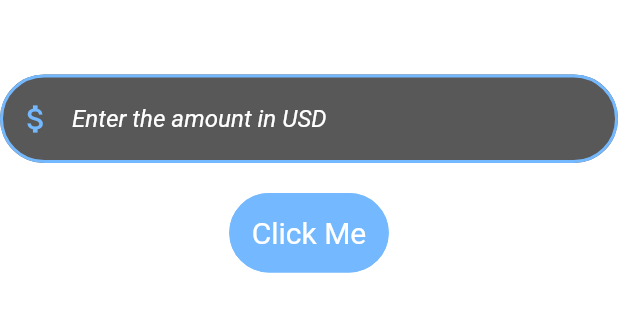
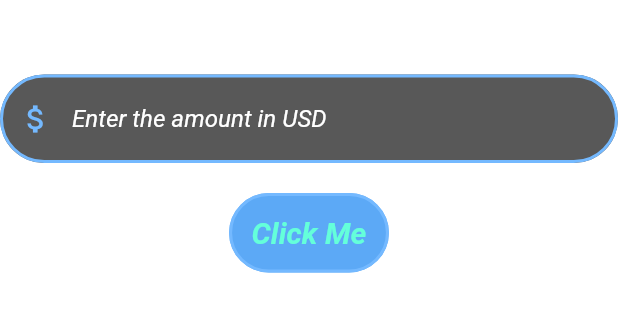
Before and after one commit to samrocks03/LearningFlutter, a Flutter app: the screen it shows after launch, on a phone screen of 412 x 824 dp, the part 536-868 px from its top. Run offline on Flutter 3.47's test engine with Material 2 defaults, Android fonts, the phone set to English and light mode, and no system bars.

Commit message:
Update currency converter
- Added onHover property to TextButton

- Changed the foreground color to tealAccent

```diff
--- a/currency_converter/lib/currency_converter_material_page.dart
+++ b/currency_converter/lib/currency_converter_material_page.dart
@@ -1,5 +1,6 @@
 // ignore_for_file: prefer_const_constructors, prefer_const_declarations, avoid_print
 
+import 'package:flutter/foundation.dart';
 import 'package:flutter/material.dart';
 
 class CurrencyConverterMaterialPage extends StatelessWidget {
@@ -71,15 +72,20 @@ class CurrencyConverterMaterialPage extends StatelessWidget {
 
             // ignore: deprecated_member_use
             TextButton(
+              onHover: (value) {
+                if(kDebugMode){
+                print("I'm hovered");
+                }
+              },
               style: ButtonStyle(
-                backgroundColor: MaterialStateProperty.all<Color>(Color(0xFF74B9FF)),
-                foregroundColor: MaterialStateProperty.all<Color>(Colors.white),
+                backgroundColor: MaterialStateProperty.all<Color>(Color.fromARGB(255, 92, 169, 246)),
+                foregroundColor: MaterialStateProperty.all<Color>(Colors.tealAccent),
                 padding: MaterialStateProperty.all<EdgeInsets>(EdgeInsets.all(15)),
                 textStyle: MaterialStateProperty.all<TextStyle>(TextStyle(
                   fontSize: 20,
-                  // fontWeight: FontWeight.bold,
-                  // fontStyle: FontStyle.italic,
-                  color: Colors.white,
+                  fontWeight: FontWeight.bold,
+                  fontStyle: FontStyle.italic,
+                  // color: Colors.white, //This color property can't be used, u need to use `foregroundColor`
                 )),
                 shape: MaterialStateProperty.all<RoundedRectangleBorder>(
                   RoundedRectangleBorder(
```
